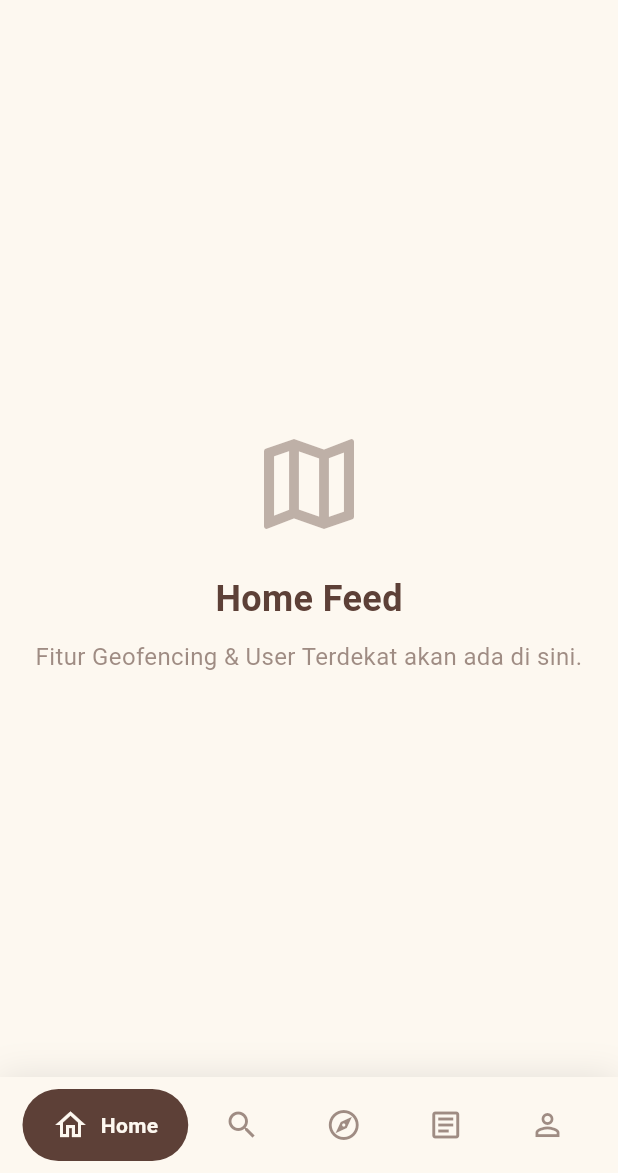
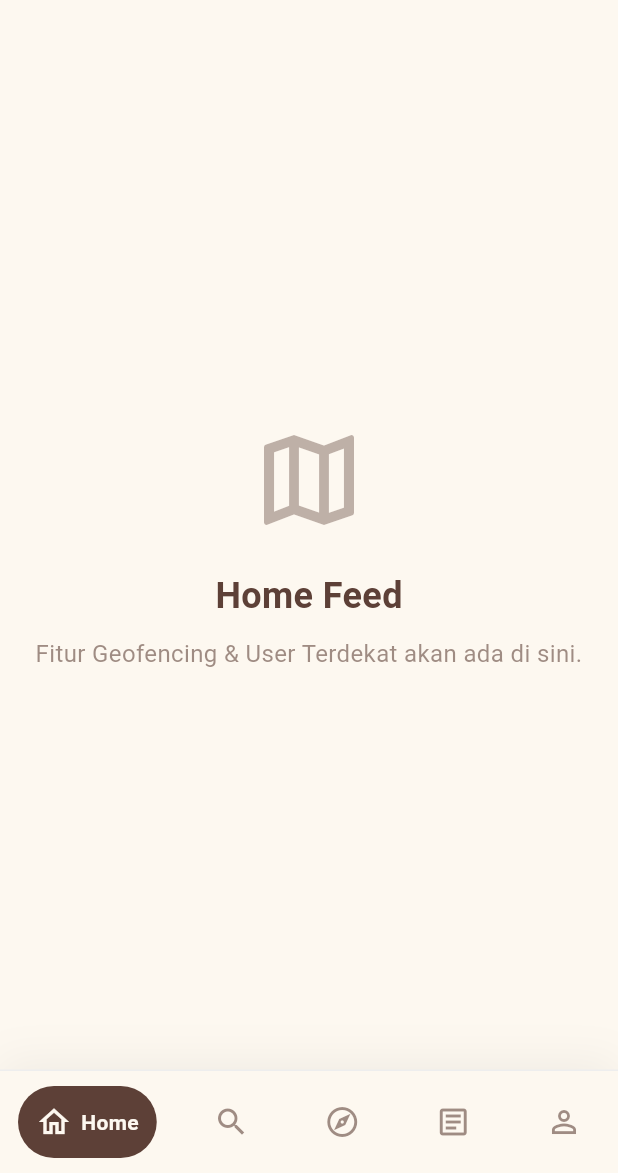
Before and after one commit to hilmybaihaqii/intertwined, a Flutter app: the DashboardPage screen opened by its route, on a phone screen of 412 x 824 dp, the part 63-1236 px from its top. Run offline on Flutter 3.47's test engine with Material 3 defaults, Android fonts, the phone set to English and light mode, and no system bars; drawn by our look-alikes of google_nav_bar; our stand-ins replace equatable, flutter_bloc, get_it, go_router, shared_preferences; accounts and stored records are empty.

Commit message:
fix button

```diff
--- a/lib/presentation/pages/main/dashboard_page.dart
+++ b/lib/presentation/pages/main/dashboard_page.dart
@@ -2,11 +2,11 @@ import 'package:flutter/material.dart';
 import 'package:google_nav_bar/google_nav_bar.dart';
 import '../../../core/constants/app_colors.dart';
 
-// Pastikan semua file ini ada di folder 'main'
+// Import semua halamanmu
 import 'home_page.dart';
 import 'search_page.dart';
 import 'scroll_page.dart';
-import 'news_page.dart.dart'; // Error Anda ada di sini. Pastikan path-nya benar.
+import 'news_page.dart';
 import 'profile_page.dart';
 
 class DashboardPage extends StatefulWidget {
@@ -19,13 +19,29 @@ class DashboardPage extends StatefulWidget {
 class _DashboardPageState extends State<DashboardPage> {
   int _selectedIndex = 0;
 
-  static final List<Widget> _widgetOptions = <Widget>[
-    HomePage(),
-    SearchPage(),
-    ScrollPage(),
-    NewsPage(),
-    ProfilePage(),
-  ];
+  // 🛑 'List<Widget> _widgetOptions' YANG STATIS DIHAPUS.
+  // Itu adalah penyebab freeze.
+
+  // ✅ DIGANTI DENGAN FUNGSI INI
+  // Ini adalah metode "Lazy Loading". Halaman HANYA dibuat saat di-klik.
+  Widget _buildPage(int index) {
+    switch (index) {
+      case 0:
+        return HomePage();
+      case 1:
+        return SearchPage();
+      case 2:
+        return ScrollPage();
+      case 3:
+        return NewsPage();
+      case 4:
+        // ProfilePage() baru akan dibuat saat kamu klik tab 'Account'
+        return ProfilePage();
+      default:
+        // Halaman default jika terjadi error
+        return HomePage();
+    }
+  }
 
   void _onItemTapped(int index) {
     setState(() {
@@ -48,29 +64,37 @@ class _DashboardPageState extends State<DashboardPage> {
         backgroundColor: AppColors.creamyWhite,
         elevation: 0,
       ),
-      body: Center(child: _widgetOptions.elementAt(_selectedIndex)),
-      bottomNavigationBar: Container(
+
+      // ✅ 'body' diubah untuk memanggil fungsi _buildPage
+      body: _buildPage(_selectedIndex),
+
+      bottomNavigationBar: buildBottomNavBar(),
+    );
+  }
+
+  // --- Widget BottomNavBar (TIDAK BERUBAH) ---
+  Widget buildBottomNavBar() {
+    return Container(
       decoration: BoxDecoration(
         color: AppColors.creamyWhite,
+        border: Border(top: BorderSide(color: Colors.grey[200]!, width: 1)),
         boxShadow: [
           BoxShadow(
-              blurRadius: 20,
-              // FIX: Mengganti withOpacity(.1) dengan withAlpha(26)
-              color: Colors.black.withAlpha(26),
+            blurRadius: 25,
+            color: Colors.black.withAlpha(13),
+            offset: const Offset(0, -5),
           ),
         ],
       ),
       child: SafeArea(
         child: Padding(
-            padding: const EdgeInsets.symmetric(
-              horizontal: 15.0,
-              vertical: 8.0,
-            ),
+          // Padding luar
+          padding: const EdgeInsets.symmetric(horizontal: 12.0, vertical: 10.0),
           child: GNav(
-              gap: 8,
+            gap: 6,
             activeColor: AppColors.creamyWhite,
             iconSize: 24,
-              padding: const EdgeInsets.symmetric(horizontal: 20, vertical: 12),
+            padding: const EdgeInsets.symmetric(horizontal: 12, vertical: 12),
             duration: const Duration(milliseconds: 400),
             tabBackgroundColor: AppColors.deepBrown,
             color: AppColors.deepBrown.withAlpha(150),
@@ -86,7 +110,6 @@ class _DashboardPageState extends State<DashboardPage> {
           ),
         ),
       ),
-      ),
     );
   }
 }
```
Also changed, not shown: lib/presentation/pages/main/news_page.dart (renamed from lib/presentation/pages/main/news_page.dart.dart). Lines whose indentation alone changed are shown as unchanged.
